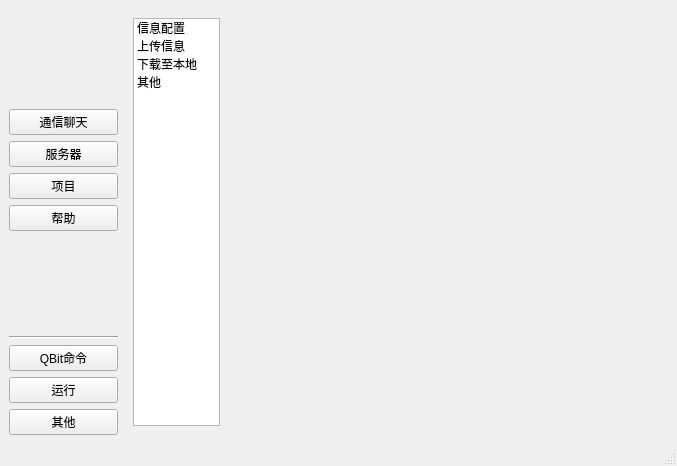
First picture: the form in mainwindow.ui, repository administratortion/QBit_Desktop, before the edit.
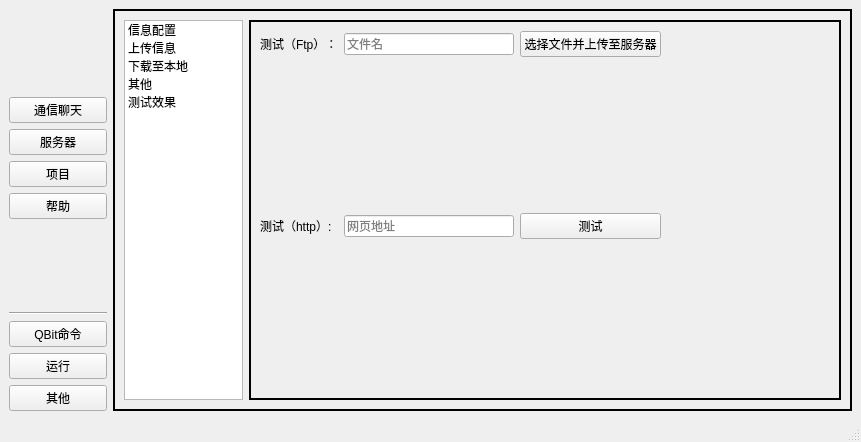
Second picture: the form after the edit. The open tabs and pages were chosen to show the change.

What changed in the file:
```diff
--- a/mainwindow.ui
+++ b/mainwindow.ui
@@ -6,19 +6,25 @@
    <rect>
     <x>0</x>
     <y>0</y>
-    <width>677</width>
-    <height>466</height>
+    <width>861</width>
+    <height>442</height>
    </rect>
   </property>
   <property name="windowTitle">
    <string>MainWindow</string>
   </property>
-  <widget class="QWidget" name="centralwidget">
+  <widget class="QWidget" name="topWindow">
+   <property name="enabled">
+    <bool>true</bool>
+   </property>
    <layout class="QGridLayout" name="gridLayout_2">
     <item row="0" column="0">
-     <layout class="QGridLayout" name="gridLayout" columnstretch="2,10">
+     <layout class="QGridLayout" name="topGLayout" columnstretch="2,15">
       <item row="0" column="0">
-       <layout class="QVBoxLayout" name="verticalLayout">
+       <layout class="QVBoxLayout" name="topLeftVLayout">
+        <property name="sizeConstraint">
+         <enum>QLayout::SetFixedSize</enum>
+        </property>
         <item>
          <spacer name="verticalSpacer">
           <property name="orientation">
@@ -104,7 +110,10 @@
        </layout>
       </item>
       <item row="0" column="1">
-       <widget class="QStackedWidget" name="stackedWidget">
+       <widget class="QStackedWidget" name="topRightStack">
+        <property name="frameShape">
+         <enum>QFrame::WinPanel</enum>
+        </property>
         <property name="currentIndex">
          <number>0</number>
         </property>
@@ -120,12 +129,142 @@
           <item row="0" column="0">
            <layout class="QGridLayout" name="gridLayout_4" columnstretch="1,5">
             <item row="0" column="1">
-             <widget class="QStackedWidget" name="stackedWidget_2">
+             <widget class="QStackedWidget" name="ServerRightStack">
+              <property name="frameShape">
+               <enum>QFrame::WinPanel</enum>
+              </property>
               <property name="currentIndex">
-               <number>0</number>
+               <number>4</number>
               </property>
-              <widget class="QWidget" name="page_3"/>
-              <widget class="QWidget" name="page_4"/>
+              <widget class="QWidget" name="server_infoConfig_page">
+               <layout class="QGridLayout" name="gridLayout_10">
+                <item row="0" column="1">
+                 <layout class="QGridLayout" name="server_infoConfigGLayout">
+                  <item row="0" column="5">
+                   <spacer name="horizontalSpacer">
+                    <property name="orientation">
+                     <enum>Qt::Horizontal</enum>
+                    </property>
+                    <property name="sizeHint" stdset="0">
+                     <size>
+                      <width>40</width>
+                      <height>20</height>
+                     </size>
+                    </property>
+                   </spacer>
+                  </item>
+                  <item row="0" column="4" rowspan="2">
+                   <widget class="QComboBox" name="comboBox_2"/>
+                  </item>
+                  <item row="0" column="0" rowspan="2">
+                   <widget class="QLabel" name="label">
+                    <property name="text">
+                     <string>服务器公网地址：</string>
+                    </property>
+                    <property name="alignment">
+                     <set>Qt::AlignRight|Qt::AlignTrailing|Qt::AlignVCenter</set>
+                    </property>
+                   </widget>
+                  </item>
+                  <item row="0" column="1" rowspan="2">
+                   <widget class="QComboBox" name="comboBox"/>
+                  </item>
+                  <item row="0" column="3" rowspan="2">
+                   <widget class="QLabel" name="label_2">
+                    <property name="text">
+                     <string>端口：</string>
+                    </property>
+                    <property name="alignment">
+                     <set>Qt::AlignRight|Qt::AlignTrailing|Qt::AlignVCenter</set>
+                    </property>
+                   </widget>
+                  </item>
+                  <item row="2" column="4">
+                   <spacer name="verticalSpacer_3">
+                    <property name="orientation">
+                     <enum>Qt::Vertical</enum>
+                    </property>
+                    <property name="sizeHint" stdset="0">
+                     <size>
+                      <width>20</width>
+                      <height>40</height>
+                     </size>
+                    </property>
+                   </spacer>
+                  </item>
+                 </layout>
+                </item>
+               </layout>
+              </widget>
+              <widget class="QWidget" name="server_load_page"/>
+              <widget class="QWidget" name="server_download_page"/>
+              <widget class="QWidget" name="server_others_page"/>
+              <widget class="QWidget" name="server_test_page">
+               <layout class="QGridLayout" name="gridLayout_13">
+                <item row="0" column="1">
+                 <layout class="QGridLayout" name="server_testGLayout">
+                  <item row="0" column="0">
+                   <widget class="QLabel" name="label_3">
+                    <property name="text">
+                     <string>测试（Ftp）：</string>
+                    </property>
+                   </widget>
+                  </item>
+                  <item row="1" column="0" rowspan="2">
+                   <widget class="QLabel" name="label_4">
+                    <property name="text">
+                     <string>测试（http）:</string>
+                    </property>
+                   </widget>
+                  </item>
+                  <item row="0" column="1">
+                   <widget class="QLineEdit" name="lineEdit">
+                    <property name="placeholderText">
+                     <string>文件名</string>
+                    </property>
+                   </widget>
+                  </item>
+                  <item row="1" column="1" rowspan="2">
+                   <widget class="QLineEdit" name="lineEdit_2">
+                    <property name="text">
+                     <string/>
+                    </property>
+                    <property name="placeholderText">
+                     <string>网页地址</string>
+                    </property>
+                   </widget>
+                  </item>
+                  <item row="0" column="4" rowspan="3">
+                   <spacer name="horizontalSpacer_2">
+                    <property name="orientation">
+                     <enum>Qt::Horizontal</enum>
+                    </property>
+                    <property name="sizeHint" stdset="0">
+                     <size>
+                      <width>40</width>
+                      <height>20</height>
+                     </size>
+                    </property>
+                   </spacer>
+                  </item>
+                  <item row="1" column="2" rowspan="2" colspan="2">
+                   <widget class="QPushButton" name="pushButton_9">
+                    <property name="text">
+                     <string>测试</string>
+                    </property>
+                   </widget>
+                  </item>
+                  <item row="0" column="2" colspan="2">
+                   <widget class="QPushButton" name="pushButton_8">
+                    <property name="text">
+                     <string>选择文件并上传至服务器</string>
+                    </property>
+                   </widget>
+                  </item>
+                 </layout>
+                </item>
+               </layout>
+              </widget>
              </widget>
             </item>
             <item row="0" column="0">
@@ -152,7 +291,7 @@
               </item>
               <item>
                <property name="text">
-                <string/>
+                <string>测试效果</string>
                </property>
               </item>
              </widget>
```
Left out of the diff: 62 changed lines with no effect on the pictures.
